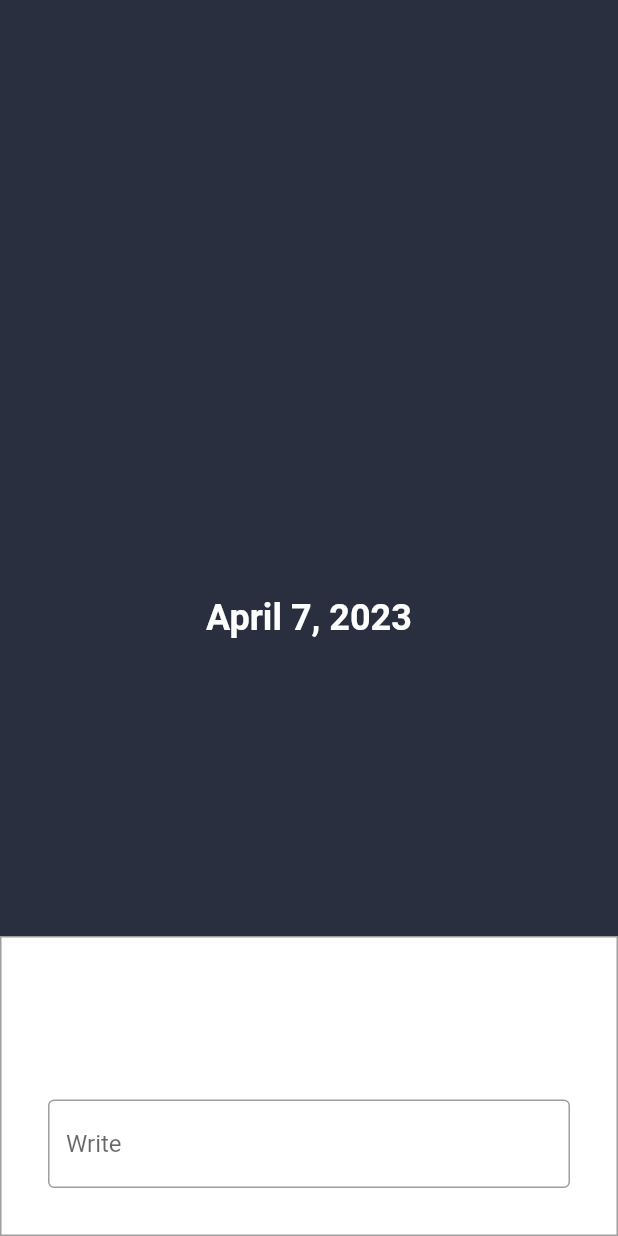
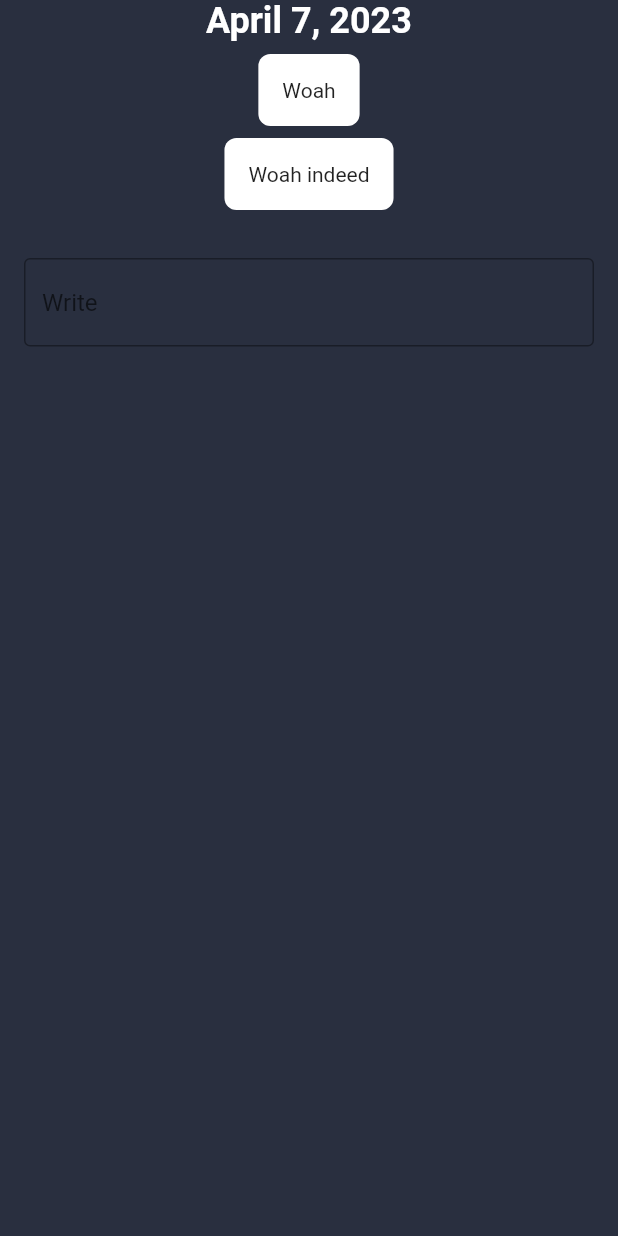
Before and after one commit to mayankagarwals/Ava, a Flutter app: the screen it shows after launch, on a phone screen of 412 x 824 dp. Run offline on Flutter 3.47's test engine with Material 2 defaults, Android fonts, the phone set to English and light mode, and no system bars.

```diff
--- a/flutter/lib/main.dart
+++ b/flutter/lib/main.dart
@@ -4,11 +4,40 @@ import 'package:intl/intl.dart';
 // ignore_for_file: prefer_const_constructors
 
 void main() {
-  runApp(const MyApp());
+  runApp(MyApp());
 }
 
-class MyApp extends StatelessWidget {
-  const MyApp({super.key});
+class MyApp extends StatefulWidget{
+
+  MyApp({Key? key}) : super(key: key);
+
+  @override
+  State<MyApp> createState() => _MyAppState();
+}
+
+Widget _buildMessageContainer(List<String> messages) {
+  return Container(
+    margin: EdgeInsets.symmetric(vertical: 8.0, horizontal: 16.0),
+    child: Column(
+      children: messages.map((message) {
+        return Container(
+          margin: EdgeInsets.only(bottom: 8.0),
+          padding: EdgeInsets.all(16.0),
+          decoration: BoxDecoration(
+            color: Colors.white,
+            borderRadius: BorderRadius.circular(8.0),
+          ),
+          child: Text(message),
+        );
+      }).toList(),
+    ),
+  );
+}
+
+
+class _MyAppState extends State<MyApp> {
+
+  List<String> myList = ["Woah", "Woah indeed"];
 
   // This widget is the root of your application.
   @override
@@ -23,37 +52,34 @@ class MyApp extends StatelessWidget {
 
       home: Scaffold(
         backgroundColor: Color(0xff292F3F),
-        body: Stack(
+        body: Column(
           children: [
             Container(
-              child: Center(
-                child: Text(
-                  'April 7, 2023',
+
+              child: Column(
+                mainAxisAlignment: MainAxisAlignment.center,
+                children: [
+                  Text(
+                  formattedDate,
                   style: TextStyle(
                     color: Colors.white,
                     fontSize: 24.0,
                     fontWeight: FontWeight.bold,
                   ),
-                ),
+                )]
+              ),
+              constraints: BoxConstraints(
+                minWidth: 0.0,
+                maxWidth: double.infinity,
+                minHeight: 0.0,
+                maxHeight: double.infinity,
               ),
             ),
+
+            _buildMessageContainer(myList),
+
             Positioned(
-              bottom: 0.0,
-              left: 0.0,
-              right: 0.0,
-              child: Container(
-                height: 200.0,
-                decoration: BoxDecoration(
-                  color: Colors.white,
-                  border: Border.all(
-                    color: Colors.grey,
-                    width: 1.0,
-                  ),
-                ),
-              ),
-            ),
-            Positioned(
-              bottom: 16.0,
+              bottom: 16.0, //how to make this device independent
               left: 16.0,
               right: 16.0,
               child: Padding(
--- a/flutter/pubspec.yaml
+++ b/flutter/pubspec.yaml
@@ -31,6 +31,8 @@ environment:
 dependencies:
   flutter:
     sdk: flutter
+  intl: 0.17.0-nullsafety.2
+
 
 
   # The following adds the Cupertino Icons font to your application.
```
Also changed, not shown: flutter/pubspec.lock.
